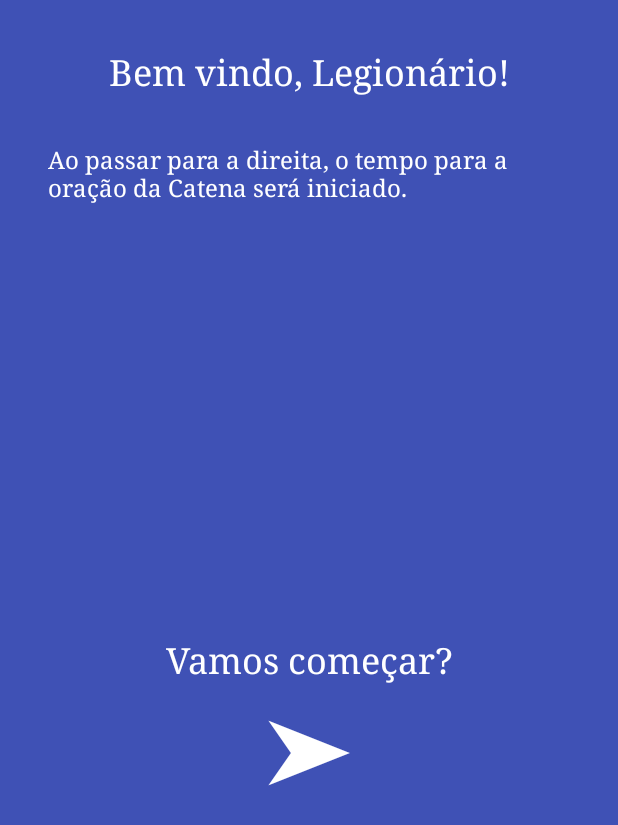
After one commit to mpjmuniz/legio-mariae, an Android app: the layout content_meeting_start.xml on its own in the app's theme, with its tools: preview values and no code run, on a phone screen of 412 x 824 dp. The commit adds this screen. Shown: the top 825 px of the screen. Run offline under Robolectric (Android 15) with nearby library versions, the phone set to English and light mode, and no system bars.

Commit message:
closes #1

```diff
--- a/app/src/main/AndroidManifest.xml
+++ b/app/src/main/AndroidManifest.xml
@@ -2,6 +2,8 @@
 <manifest xmlns:android="http://schemas.android.com/apk/res/android"
     package="legiomariae.org.br.legiomariae">
 
+    <uses-permission android:name="android.permission.SET_ALARM"/>
+    <uses-permission android:name="android.permission.VIBRATE"/>
     <application
         android:allowBackup="true"
         android:fullBackupContent="@xml/backup"
--- /dev/null
+++ b/app/src/main/res/layout/content_meeting_start.xml
@@ -0,0 +1,67 @@
+<android.support.constraint.ConstraintLayout xmlns:android="http://schemas.android.com/apk/res/android"
+    xmlns:app="http://schemas.android.com/apk/res-auto"
+    xmlns:tools="http://schemas.android.com/tools"
+    android:layout_width="match_parent"
+    android:layout_height="match_parent"
+    android:background="@color/primary"
+    tools:context="legiomariae.org.br.legiomariae.meeting.MeetingStartFragment">
+
+    <TextView
+        android:id="@+id/tvWelcome"
+        android:layout_width="wrap_content"
+        android:layout_height="wrap_content"
+        android:layout_marginTop="32dp"
+        android:text="@string/welcome"
+        android:textColor="@color/icons"
+        android:textSize="24sp"
+        app:layout_constraintEnd_toEndOf="parent"
+        app:layout_constraintStart_toStartOf="parent"
+        app:layout_constraintTop_toTopOf="parent" />
+
+    <TextView
+        android:id="@+id/textView"
+        android:layout_width="0dp"
+        android:layout_height="0dp"
+        android:layout_marginBottom="8dp"
+        android:layout_marginEnd="32dp"
+        android:layout_marginStart="32dp"
+        android:layout_marginTop="32dp"
+        android:text="@string/timer_instr"
+        android:textAlignment="textStart"
+        android:textColor="@color/icons"
+        android:textSize="16sp"
+        app:layout_constraintBottom_toTopOf="@+id/tvIniciarReuniao"
+        app:layout_constraintEnd_toEndOf="parent"
+        app:layout_constraintStart_toStartOf="parent"
+        app:layout_constraintTop_toBottomOf="@+id/tvWelcome"
+        android:gravity="start" />
+
+    <TextView
+        android:id="@+id/tvIniciarReuniao"
+        android:layout_width="wrap_content"
+        android:layout_height="wrap_content"
+        android:layout_marginBottom="8dp"
+        android:layout_marginEnd="8dp"
+        android:layout_marginStart="8dp"
+        android:text="@string/get_started"
+        android:textColor="@color/icons"
+        android:textSize="24sp"
+        app:layout_constraintBottom_toBottomOf="parent"
+        app:layout_constraintEnd_toEndOf="parent"
+        app:layout_constraintStart_toStartOf="parent"
+        app:layout_constraintTop_toBottomOf="@+id/tvWelcome" />
+
+    <TextView
+        android:id="@+id/tvArrow"
+        android:layout_width="wrap_content"
+        android:layout_height="wrap_content"
+        android:layout_marginEnd="8dp"
+        android:layout_marginStart="8dp"
+        android:text="@string/following"
+        android:textColor="@color/icons"
+        android:textSize="60sp"
+        app:layout_constraintEnd_toEndOf="parent"
+        app:layout_constraintStart_toStartOf="parent"
+        app:layout_constraintTop_toBottomOf="@+id/tvIniciarReuniao" />
+
+</android.support.constraint.ConstraintLayout>
--- a/app/src/main/res/layout/fragment_espiritual_reading.xml
+++ b/app/src/main/res/layout/fragment_espiritual_reading.xml
@@ -5,9 +5,5 @@
     tools:context="legiomariae.org.br.legiomariae.meeting.EspiritualReadingFragment">
 
     <!-- TODO: Update blank fragment layout -->
-    <TextView
-        android:layout_width="match_parent"
-        android:layout_height="match_parent"
-        android:text="@string/hello_blank_fragment" />
 
 </FrameLayout>
--- a/app/src/main/res/values/colors.xml
+++ b/app/src/main/res/values/colors.xml
@@ -2,7 +2,7 @@
 <resources>
   <color name="primary">#3F51B5</color>
   <color name="primary_dark">#303F9F</color>
-  <color name="primary_light">#C5CAE9</color>
+  <color name="primary_light">#c5cae9</color>
   <color name="accent">#FF5252</color>
   <color name="primary_text">#212121</color>
   <color name="secondary_text">#757575</color>
--- a/app/src/main/res/values/strings.xml
+++ b/app/src/main/res/values/strings.xml
@@ -87,7 +87,8 @@
         Amém.</string>
     <string name="title_cl">Chamada</string>
 
-    <!-- TODO: Remove or change this placeholder text -->
-    <string name="hello_blank_fragment">Hello blank fragment</string>
-
+    <string name="welcome">Bem vindo, Legionário!</string>
+    <string name="get_started">Vamos começar?</string>
+    <string name="timer_instr">Ao passar para a direita, o tempo para a oração da Catena será iniciado.</string>
+    <string name="following">➤</string>
 </resources>
```
Also changed, not shown: app/src/main/java/legiomariae/org/br/legiomariae/meeting/MeetingFragment.kt (+27 -11 lines), 1 other file.
